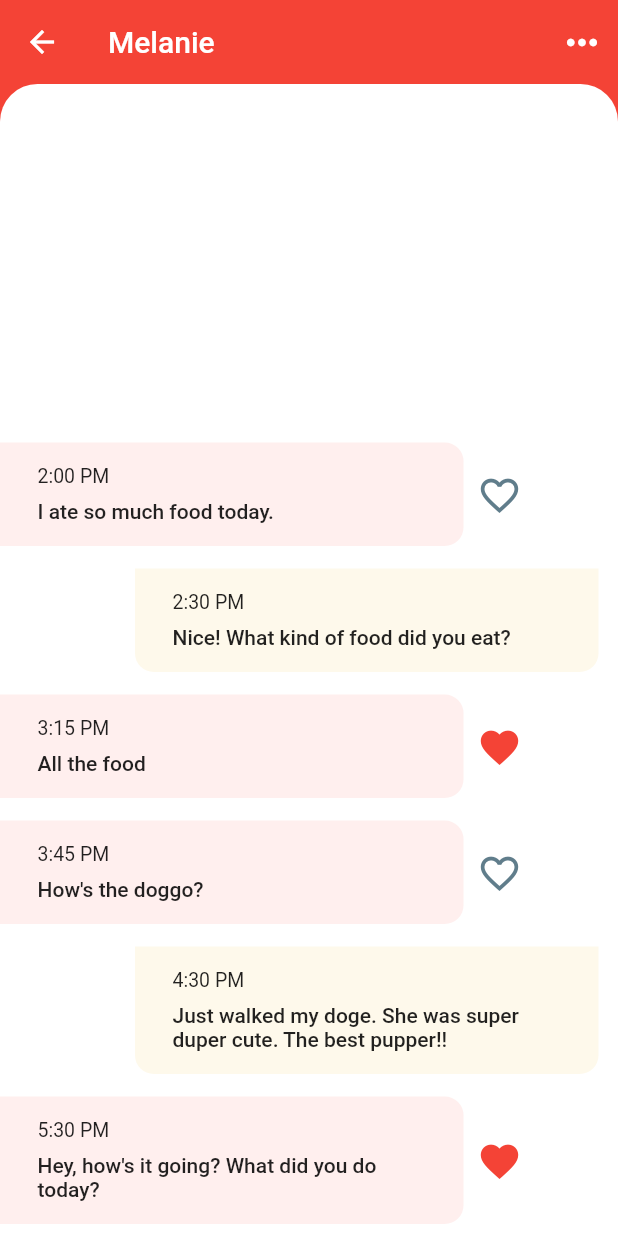
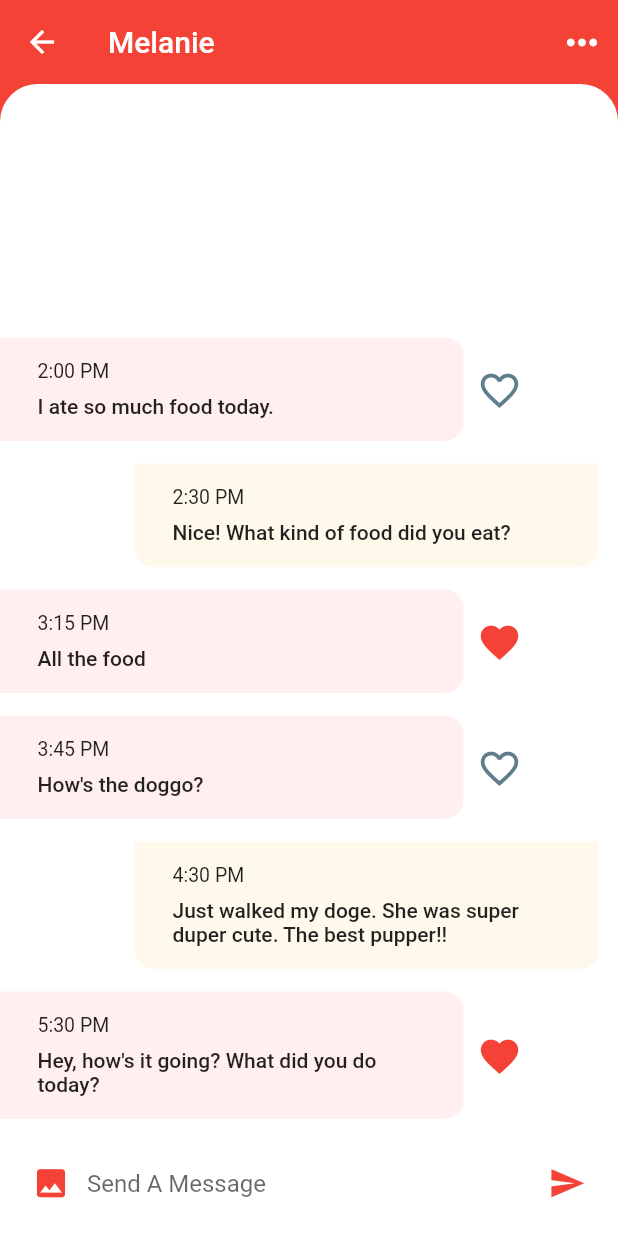
Before and after one commit to Jaybee4real/Chat_UI, a Flutter app: the screen it shows after launch, after a tap on "Melanie", on a phone screen of 412 x 824 dp. Run offline on Flutter 3.47's test engine with Material 2 defaults, Android fonts, the phone set to English and light mode, and no system bars.

Commit message:
_added textinput

```diff
--- a/lib/screens/chat_screen.dart
+++ b/lib/screens/chat_screen.dart
@@ -1,4 +1,5 @@
 import 'package:flutter/material.dart';
+import 'package:flutter/services.dart';
 import 'package:flutter_chat_ui/models/message_model.dart';
 import 'package:flutter_chat_ui/models/user_model.dart';
 
@@ -64,6 +65,33 @@ class _ChatScreenState extends State<ChatScreen> {
     );
   }
 
+  _messageComposer() {
+    return Container(
+        padding: EdgeInsets.symmetric(horizontal: 10.0),
+        height: 70.0,
+        color: Colors.white,
+        child: Row(children: <Widget>[
+          IconButton(
+            icon: Icon(Icons.photo),
+            iconSize: 25.0,
+            color: Theme.of(context).primaryColor,
+            onPressed: () {},
+          ),
+          Expanded(
+              child: TextField(
+            textCapitalization: TextCapitalization.sentences,
+            decoration: InputDecoration.collapsed(hintText: "Send A Message"),
+            onChanged: (value) {},
+          )),
+          IconButton(
+            icon: Icon(Icons.send),
+            iconSize: 25.0,
+            color: Theme.of(context).primaryColor,
+            onPressed: () {},
+          )
+        ]));
+  }
+
   @override
   Widget build(BuildContext context) {
     return Scaffold(
@@ -80,7 +108,9 @@ class _ChatScreenState extends State<ChatScreen> {
           ),
         ],
       ),
-      body: Column(
+      body: GestureDetector(
+        onTap: () => FocusScope.of(context).unfocus(),
+        child: Column(
           children: [
             Expanded(
               child: Container(
@@ -105,7 +135,9 @@ class _ChatScreenState extends State<ChatScreen> {
                 ),
               ),
             ),
+            _messageComposer()
           ],
+        ),
       ),
     );
   }
```
Lines whose indentation alone changed are shown as unchanged.
